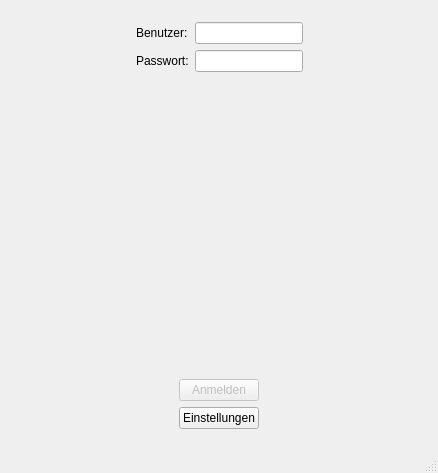
Qt form Dialoge/DlgHaupt.ui (QAlarm/Klient) before a commit.
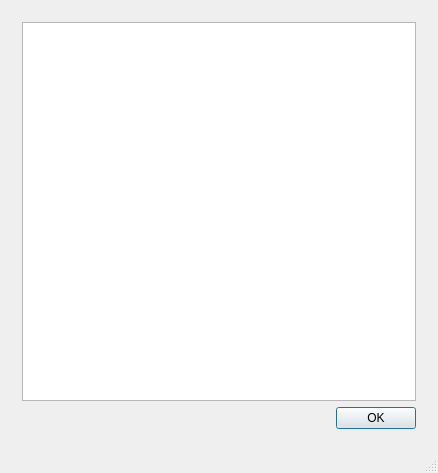
The same form after that commit. The open tabs and pages were chosen to show the change.

Commit message: - SSL Fehler können ignoriert werden - Seite für die Fehlerausgbe eingebaut - Socketfehler werden abgefangen

```diff
--- a/Dialoge/DlgHaupt.ui
+++ b/Dialoge/DlgHaupt.ui
@@ -95,7 +95,7 @@
           <property name="sizeHint" stdset="0">
            <size>
             <width>20</width>
-            <height>253</height>
+            <height>100</height>
            </size>
           </property>
          </spacer>
@@ -290,6 +290,20 @@
        </layout>
       </widget>
       <widget class="QWidget" name="Wochenabfrage"/>
+      <widget class="QWidget" name="Fehler">
+       <layout class="QVBoxLayout" name="verticalLayout_6">
+        <item>
+         <widget class="QTextBrowser" name="txtFehler"/>
+        </item>
+        <item>
+         <widget class="QDialogButtonBox" name="bbFehlerOK">
+          <property name="standardButtons">
+           <set>QDialogButtonBox::Ok</set>
+          </property>
+         </widget>
+        </item>
+       </layout>
+      </widget>
      </widget>
     </item>
    </layout>
```
Left out of the diff: 15 changed lines with no effect on the pictures. The commit also changes 3 other files.
